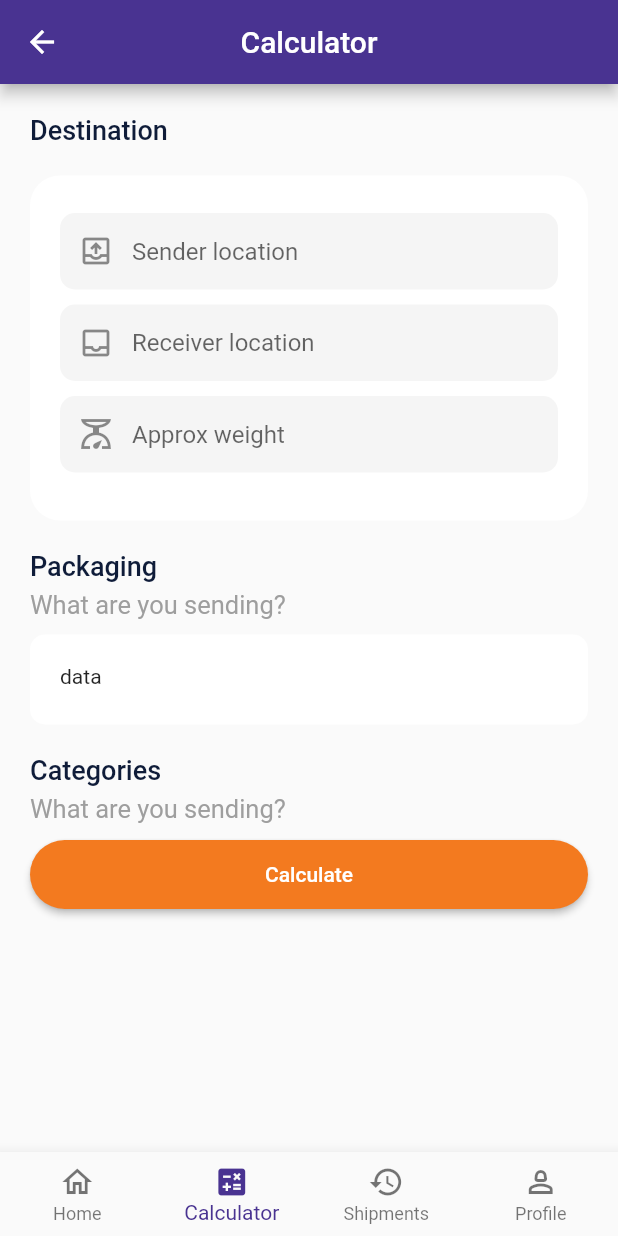
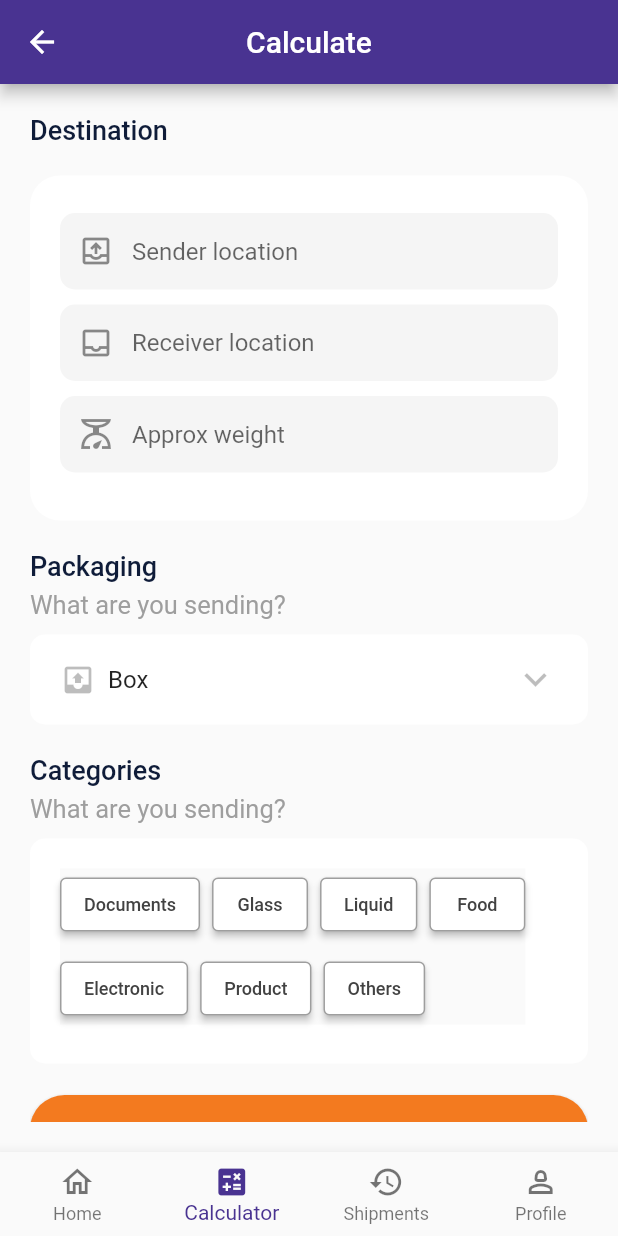
Before and after one commit to briankibiku/movemate, a Flutter app: the screen it shows after launch, item 2 of the bottom bar chosen, on a phone screen of 412 x 824 dp. Run offline on Flutter 3.47's test engine with Material 2 defaults, Android fonts, the phone set to English and light mode, and no system bars; our stand-ins replace dio, freezed_annotation; network calls fail.

Commit message:
feat: finish on package cost estimation screen

```diff
--- /dev/null
+++ b/lib/features/calculator/data/repository/shipping_category_options.dart
@@ -0,0 +1,9 @@
+List<String> shippingCategoryOptions = [
+  'Documents',
+  'Glass',
+  'Liquid',
+  'Food',
+  'Electronic',
+  'Product',
+  'Others',
+];
--- a/lib/features/calculator/presentation/pages/calculator.dart
+++ b/lib/features/calculator/presentation/pages/calculator.dart
@@ -1,16 +1,24 @@
 import 'package:flutter/material.dart';
 import 'package:movemate/config/routes/routes.dart';
+import 'package:movemate/features/calculator/presentation/widgets/package_destination_widget.dart';
+import 'package:movemate/features/calculator/presentation/widgets/package_dropdown.dart';
 
 import '../../../../config/theme/theme.dart';
 import '../../../homepage/presentation/widgets/shared/bottom_navigation_widget.dart';
+import '../widgets/calculator_category_select_widget.dart';
 
-class Calculator extends StatelessWidget {
+class Calculator extends StatefulWidget {
   const Calculator({super.key});
 
   @override
+  State<Calculator> createState() => _CalculatorState();
+}
+
+class _CalculatorState extends State<Calculator> {
+  @override
   Widget build(BuildContext context) {
     return Scaffold(
-      appBar: customAppBar(context, 'Calculator'),
+      appBar: customAppBar(context, 'Calculate'),
       body: Padding(
         padding: const EdgeInsets.all(20.0),
         child: ListView(
@@ -22,64 +30,8 @@ class Calculator extends StatelessWidget {
             const SizedBox(
               height: 20,
             ),
-            Container(
-              height: 230,
-              width: MediaQuery.of(context).size.width,
-              decoration: const BoxDecoration(
-                  color: Colors.white,
-                  borderRadius: BorderRadius.all(Radius.circular(20))),
-              padding: const EdgeInsets.all(20),
-              child: Column(
-                crossAxisAlignment: CrossAxisAlignment.start,
-                children: [
-                  Container(
-                    margin: const EdgeInsets.symmetric(vertical: 5),
-                    decoration: BoxDecoration(
-                      color: Colors.grey[100],
-                      borderRadius: BorderRadius.circular(10.0),
-                    ),
-                    child: const TextField(
-                      decoration: InputDecoration(
-                        contentPadding: EdgeInsets.all(16.0),
-                        hintText: 'Sender location',
-                        prefixIcon: Icon(Icons.outbox_outlined),
-                        border: InputBorder.none,
-                      ),
-                    ),
-                  ),
-                  Container(
-                    margin: const EdgeInsets.symmetric(vertical: 5),
-                    decoration: BoxDecoration(
-                      color: Colors.grey[100],
-                      borderRadius: BorderRadius.circular(10.0),
-                    ),
-                    child: const TextField(
-                      decoration: InputDecoration(
-                        contentPadding: EdgeInsets.all(16.0),
-                        hintText: 'Receiver location',
-                        prefixIcon: Icon(Icons.inbox_outlined),
-                        border: InputBorder.none,
-                      ),
-                    ),
-                  ),
-                  Container(
-                    margin: const EdgeInsets.symmetric(vertical: 5),
-                    decoration: BoxDecoration(
-                      color: Colors.grey[100],
-                      borderRadius: BorderRadius.circular(10.0),
-                    ),
-                    child: const TextField(
-                      decoration: InputDecoration(
-                        contentPadding: EdgeInsets.all(16.0),
-                        hintText: 'Approx weight',
-                        prefixIcon: Icon(Icons.scale_outlined),
-                        border: InputBorder.none,
-                      ),
-                    ),
-                  ),
-                ],
-              ),
-            ),
+            // package destination widget
+            const PackageDestinationWidget(),
             const Padding(
               padding: EdgeInsets.only(top: 20, bottom: 5),
               child: Text(
@@ -94,20 +46,8 @@ class Calculator extends StatelessWidget {
             const SizedBox(
               height: 10,
             ),
-            Container(
-              height: 60,
-              width: MediaQuery.of(context).size.width,
-              decoration: const BoxDecoration(
-                  color: Colors.white,
-                  borderRadius: BorderRadius.all(Radius.circular(10))),
-              padding: const EdgeInsets.all(20),
-              child: const Column(
-                crossAxisAlignment: CrossAxisAlignment.start,
-                children: [
-                  Text('data'),
-                ],
-              ),
-            ),
+            // package dropdown widget
+            const PackageDropdownWidget(),
             const Padding(
               padding: EdgeInsets.only(top: 20, bottom: 5),
               child: Text(
@@ -121,6 +61,11 @@ class Calculator extends StatelessWidget {
             ),
             const SizedBox(
               height: 10,
+            ),
+            // categories multiselect widget
+            const MultiSelectOptionsWidget(),
+            const SizedBox(
+              height: 20,
             ),
             MaterialButton(
               color: AppColors.primaryColorLight,
--- /dev/null
+++ b/lib/features/calculator/presentation/widgets/calculator_category_select_widget.dart
@@ -0,0 +1,73 @@
+import 'package:flutter/material.dart';
+
+import '../../data/repository/shipping_category_options.dart';
+
+class MultiSelectOptionsWidget extends StatefulWidget {
+  const MultiSelectOptionsWidget({super.key});
+
+  @override
+  State<MultiSelectOptionsWidget> createState() =>
+      _MultiSelectOptionsWidgetState();
+}
+
+class _MultiSelectOptionsWidgetState extends State<MultiSelectOptionsWidget> {
+  List<String> options = shippingCategoryOptions;
+
+  Set<String> selectedOptions = <String>{};
+
+  @override
+  Widget build(BuildContext context) {
+    return Container(
+      height: 150,
+      width: MediaQuery.of(context).size.width,
+      decoration: const BoxDecoration(
+          color: Colors.white,
+          borderRadius: BorderRadius.all(Radius.circular(10))),
+      padding: const EdgeInsets.all(20),
+      child: Column(
+        crossAxisAlignment: CrossAxisAlignment.start,
+        children: [
+          Material(
+            child: Wrap(
+              spacing: 8.0,
+              runSpacing: 8.0,
+              children: options.map((option) {
+                final isSelected = selectedOptions.contains(option);
+
+                return ElevatedButton(
+                  style: ButtonStyle(
+                    backgroundColor: isSelected
+                        ? MaterialStateProperty.all<Color>(Colors.black)
+                        : MaterialStateProperty.all<Color>(Colors.white),
+                    side: MaterialStateProperty.all<BorderSide>(
+                      const BorderSide(
+                        color: Colors.black38,
+                        width: 1.0,
+                      ),
+                    ),
+                  ),
+                  onPressed: () {
+                    setState(() {
+                      if (isSelected) {
+                        selectedOptions.remove(option);
+                      } else {
+                        selectedOptions.add(option);
+                      }
+                    });
+                  },
+                  child: Text(
+                    option,
+                    style: TextStyle(
+                      color: isSelected ? Colors.white : Colors.grey[800],
+                      fontSize: 12,
+                    ),
+                  ),
+                );
+              }).toList(),
+            ),
+          )
+        ],
+      ),
+    );
+  }
+}
--- /dev/null
+++ b/lib/features/calculator/presentation/widgets/package_destination_widget.dart
@@ -0,0 +1,67 @@
+import 'package:flutter/material.dart';
+
+class PackageDestinationWidget extends StatelessWidget {
+  const PackageDestinationWidget({super.key});
+
+  @override
+  Widget build(BuildContext context) {
+    return Container(
+      height: 230,
+      width: MediaQuery.of(context).size.width,
+      decoration: const BoxDecoration(
+          color: Colors.white,
+          borderRadius: BorderRadius.all(Radius.circular(20))),
+      padding: const EdgeInsets.all(20),
+      child: Column(
+        crossAxisAlignment: CrossAxisAlignment.start,
+        children: [
+          Container(
+            margin: const EdgeInsets.symmetric(vertical: 5),
+            decoration: BoxDecoration(
+              color: Colors.grey[100],
+              borderRadius: BorderRadius.circular(10.0),
+            ),
+            child: const TextField(
+              decoration: InputDecoration(
+                contentPadding: EdgeInsets.all(16.0),
+                hintText: 'Sender location',
+                prefixIcon: Icon(Icons.outbox_outlined),
+                border: InputBorder.none,
+              ),
+            ),
+          ),
+          Container(
+            margin: const EdgeInsets.symmetric(vertical: 5),
+            decoration: BoxDecoration(
+              color: Colors.grey[100],
+              borderRadius: BorderRadius.circular(10.0),
+            ),
+            child: const TextField(
+              decoration: InputDecoration(
+                contentPadding: EdgeInsets.all(16.0),
+                hintText: 'Receiver location',
+                prefixIcon: Icon(Icons.inbox_outlined),
+                border: InputBorder.none,
+              ),
+            ),
+          ),
+          Container(
+            margin: const EdgeInsets.symmetric(vertical: 5),
+            decoration: BoxDecoration(
+              color: Colors.grey[100],
+              borderRadius: BorderRadius.circular(10.0),
+            ),
+            child: const TextField(
+              decoration: InputDecoration(
+                contentPadding: EdgeInsets.all(16.0),
+                hintText: 'Approx weight',
+                prefixIcon: Icon(Icons.scale_outlined),
+                border: InputBorder.none,
+              ),
+            ),
+          ),
+        ],
+      ),
+    );
+  }
+}
--- /dev/null
+++ b/lib/features/calculator/presentation/widgets/package_dropdown.dart
@@ -0,0 +1,60 @@
+import 'package:flutter/material.dart';
+
+class PackageDropdownWidget extends StatelessWidget {
+  const PackageDropdownWidget({super.key});
+
+  @override
+  Widget build(BuildContext context) {
+    return Container(
+      height: 60,
+      width: MediaQuery.of(context).size.width,
+      decoration: const BoxDecoration(
+        color: Colors.white,
+        borderRadius: BorderRadius.all(Radius.circular(10)),
+      ),
+      padding: const EdgeInsets.symmetric(horizontal: 20),
+      child: Column(
+        crossAxisAlignment: CrossAxisAlignment.start,
+        mainAxisAlignment: MainAxisAlignment.center,
+        children: [
+          Row(
+            mainAxisAlignment: MainAxisAlignment.spaceBetween,
+            children: [
+              DropdownButton<String>(
+                items: ['Box', 'Carton', 'Bag', 'Shipping box']
+                    .map((String value) {
+                  return DropdownMenuItem<String>(
+                    value: value,
+                    child: Row(
+                      children: [
+                        const Align(
+                          alignment: Alignment.centerRight,
+                          child: Icon(
+                            Icons.outbox,
+                            color: Colors.black26,
+                          ),
+                        ),
+                        const SizedBox(width: 8.0),
+                        Text(value),
+                      ],
+                    ),
+                  );
+                }).toList(),
+                onChanged: (String? newValue) {},
+                value: 'Box',
+                icon: const Icon(Icons.keyboard_arrow_down,
+                    size: 30, color: Colors.white),
+                underline: const SizedBox(),
+              ),
+              const Icon(
+                Icons.keyboard_arrow_down,
+                color: Colors.black26,
+                size: 30,
+              ),
+            ],
+          ),
+        ],
+      ),
+    );
+  }
+}
--- a/lib/features/homepage/presentation/pages/home/home_page.dart
+++ b/lib/features/homepage/presentation/pages/home/home_page.dart
@@ -91,6 +91,7 @@ class HomePageContent extends StatelessWidget {
   _buildAppbar(context) {
     return AppBar(
       title: _userDetails(),
+      automaticallyImplyLeading: false,
       backgroundColor: const Color(0xff493391),
       bottom: PreferredSize(
         preferredSize: const Size.fromHeight(100),
```
Also changed, not shown: 5 other files.
